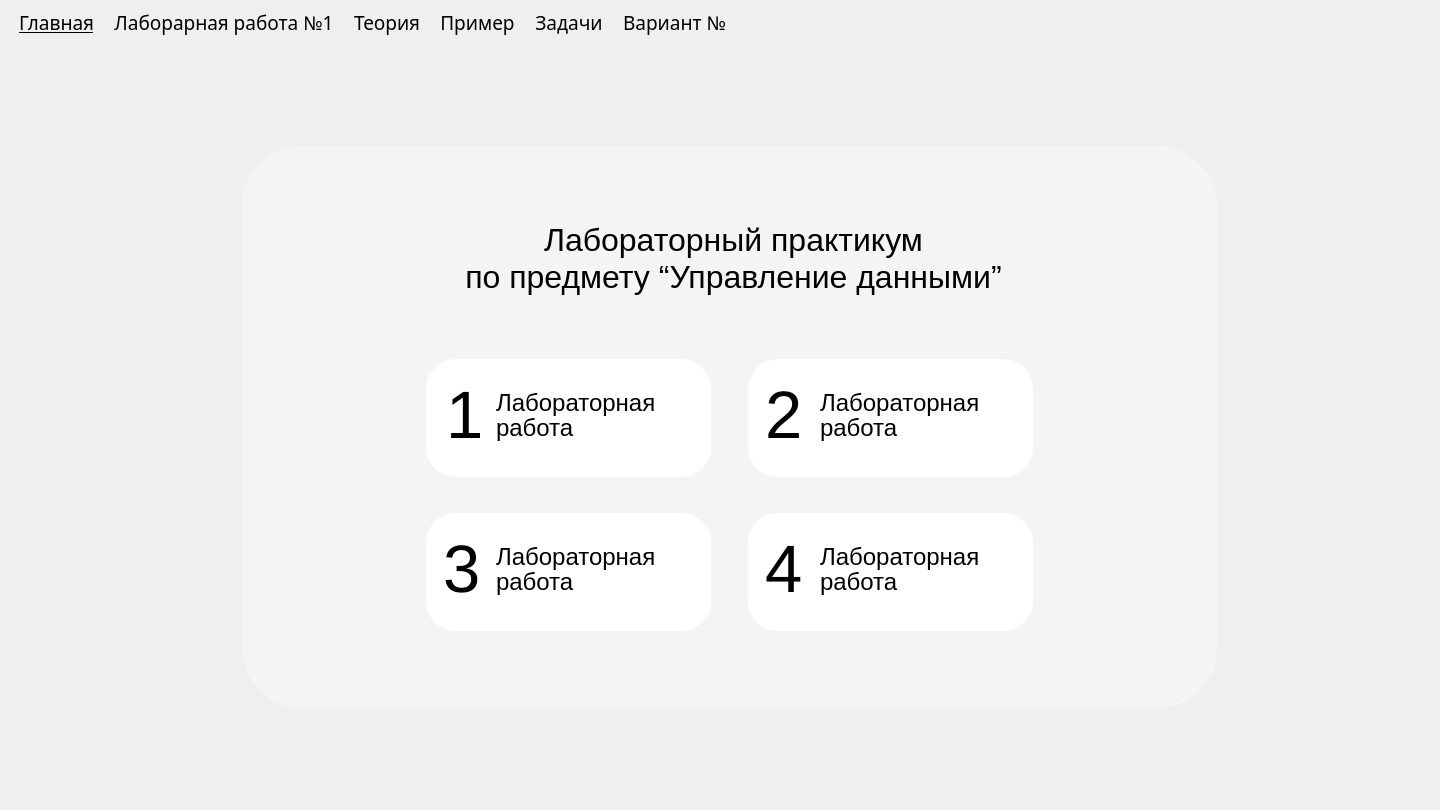
Above: interface.ui from aleksgov/py_labs before the change. Below: the same form after it.
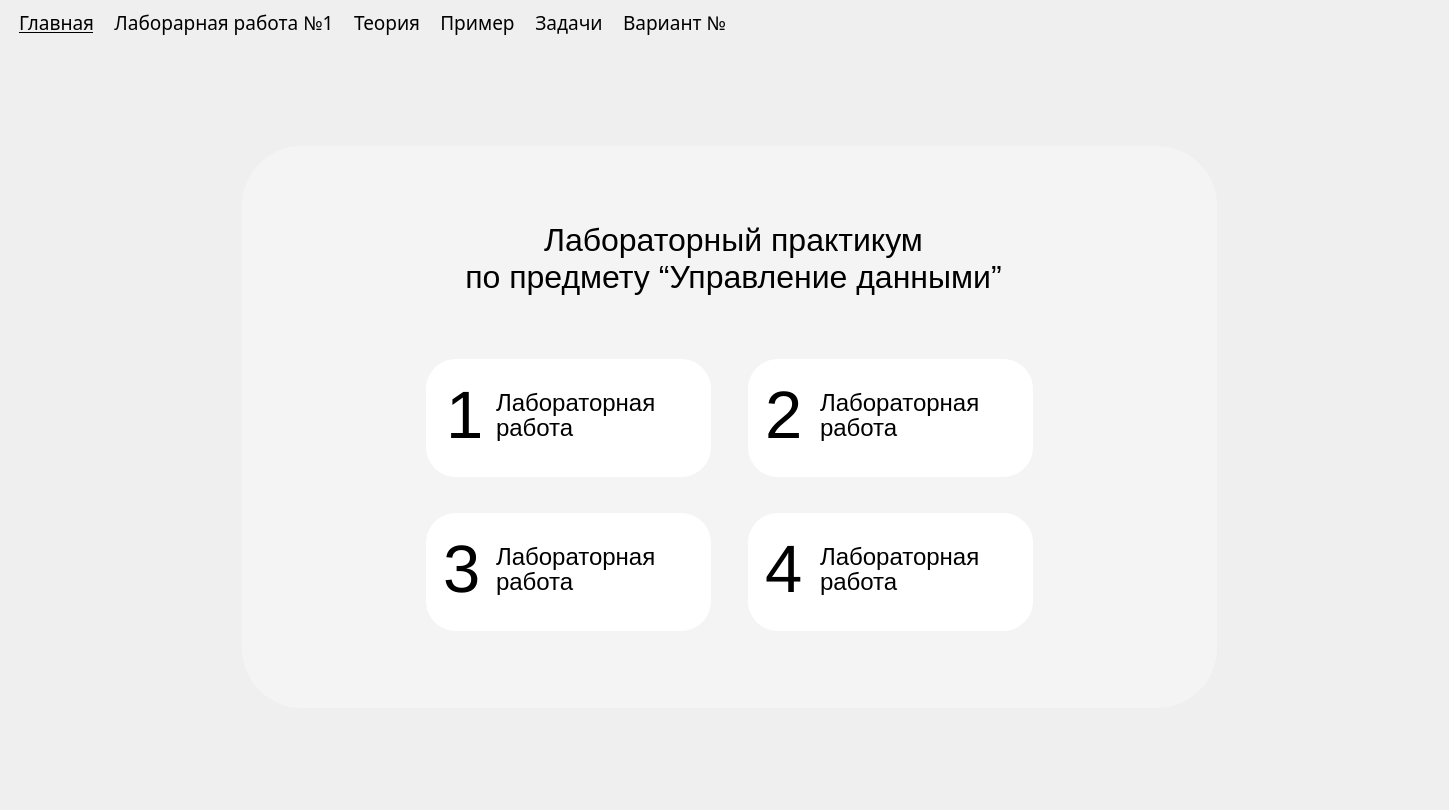
That is the form after the change.

What changed in the file:
```diff
--- a/interface.ui
+++ b/interface.ui
@@ -6,7 +6,7 @@
    <rect>
     <x>0</x>
     <y>0</y>
-    <width>1440</width>
+    <width>1449</width>
     <height>810</height>
    </rect>
   </property>
```
